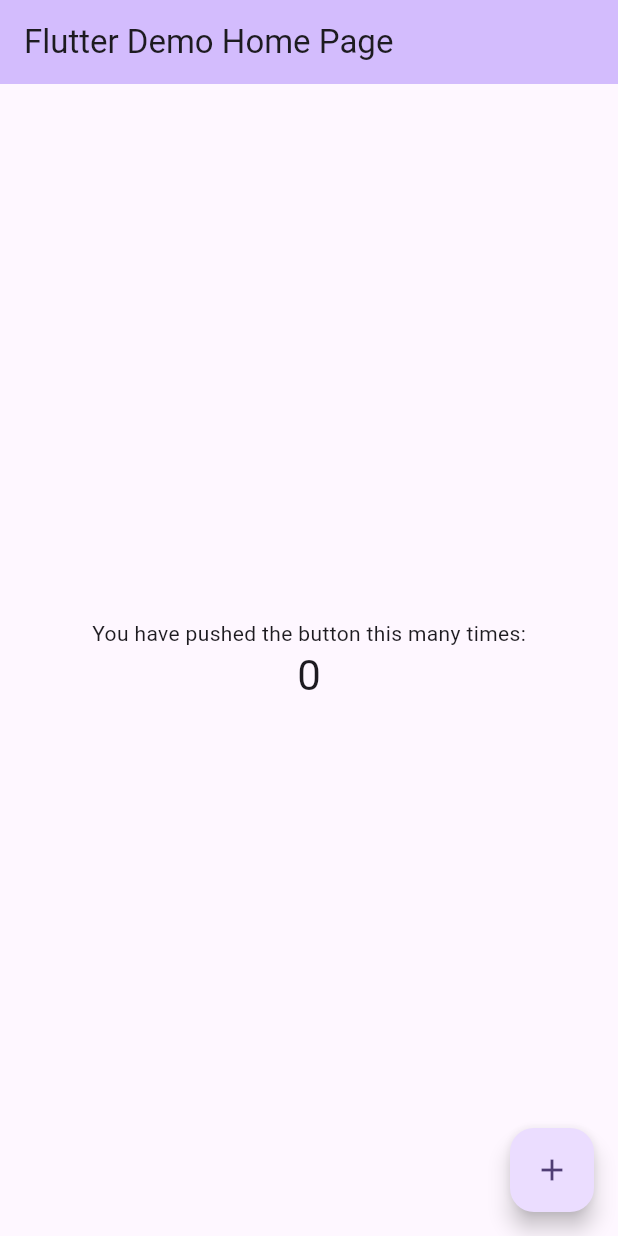
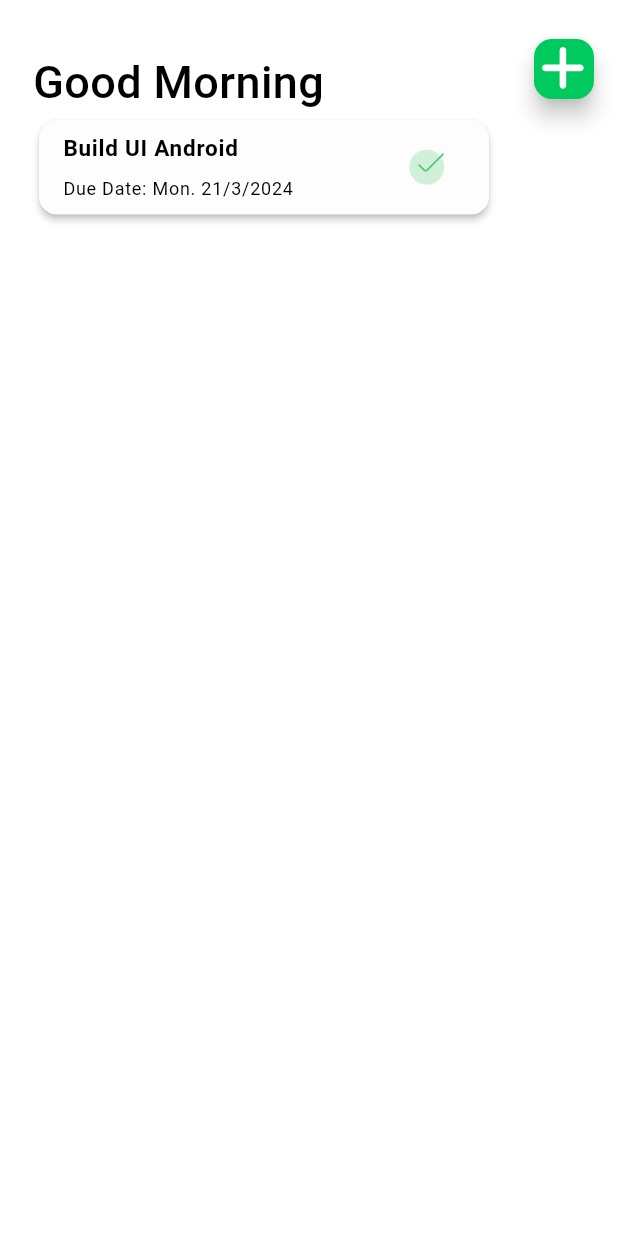
Before and after one commit to Mohamed-Ash/app_assesment, a Flutter app: the screen it shows after launch, on a phone screen of 412 x 824 dp. Run offline on Flutter 3.47's test engine with Material 3 defaults, Android fonts, the phone set to English and light mode, and no system bars; our stand-ins replace flutter_svg, go_router.

Commit message:
---------

```diff
--- /dev/null
+++ b/lib/app.dart
@@ -0,0 +1,17 @@
+import 'package:app_assesment/global.dart';
+import 'package:flutter/material.dart';
+
+class App extends StatelessWidget {
+  const App({super.key});
+
+  @override
+  Widget build(BuildContext context) {
+    return MaterialApp.router(
+      debugShowCheckedModeBanner: false,
+      routerConfig: appRouter,
+      title: 'App Assesment',
+      color: const Color(0xff00CA5D),
+
+    );
+  }
+}
--- /dev/null
+++ b/lib/core/layout/responsive_layout.dart
@@ -0,0 +1,19 @@
+import 'package:app_assesment/core/layout/layout_interface.dart';
+import 'package:flutter/material.dart';
+import 'package:flutter/src/widgets/framework.dart';
+
+abstract class ResponsiveLayout extends LayoutInterface {
+  const ResponsiveLayout({super.key});
+
+
+
+  @override
+  Widget body(BuildContext context) {
+    return Padding(
+      padding: const EdgeInsets.fromLTRB(22, 33, 22, 0),
+      child: buildBody(context),
+    );
+  }
+
+  Widget buildBody(BuildContext context);
+}
--- /dev/null
+++ b/lib/core/widgets/custom_card_widget.dart
@@ -0,0 +1,57 @@
+import 'package:app_assesment/core/widgets/icon_widget.dart';
+import 'package:flutter/material.dart';
+
+Widget customCardTaskWidget(){
+  return Card(
+    elevation: 2,
+    color: const Color(0xffFDFDFD),
+    child: Container(
+      // height: 79,
+      width: 300,
+      // margin: const EdgeInsets.fromLTRB(18, 21, 18, 18),
+      decoration: BoxDecoration(
+        borderRadius: BorderRadius.circular(10),
+      ),
+      child: const ListTile(
+        title: Column(
+          crossAxisAlignment: CrossAxisAlignment.start,
+          mainAxisAlignment: MainAxisAlignment.start,
+          children: [
+            Text(
+              'Build UI Android',
+              style: TextStyle(
+                color: Colors.black,
+                fontSize: 15,
+                fontWeight: FontWeight.w700,
+                fontStyle: FontStyle.normal
+              ),
+            ),
+            SizedBox(height: 6,),
+            Text(
+              'Due Date: Mon. 21/3/2024',
+              style: TextStyle(
+                color: Colors.black,
+                fontSize: 12,
+                fontWeight: FontWeight.w400,
+                fontStyle: FontStyle.normal
+
+              ),
+            ),
+          ],
+        ),
+        minLeadingWidth: 0,
+        trailing: SvgImageWidget(
+          iconName: 'task_done',
+          color: Color(0xff4ECB71),
+          height: 35,
+          width: 35,
+        ),
+      ),
+    ),
+  );
+}
+
+/*
+
+
+ */
--- /dev/null
+++ b/lib/core/widgets/icon_widget.dart
@@ -0,0 +1,28 @@
+import 'package:flutter/material.dart';
+import 'package:flutter_svg/flutter_svg.dart';
+
+class SvgImageWidget extends StatelessWidget {
+  final String iconName;
+  final double? height;
+  final double? width;
+  final Color  color;
+
+  const SvgImageWidget({
+    super.key,
+    required this.iconName,
+    required this.color,
+    this.height,
+    this.width,
+  });
+
+  @override
+  Widget build(BuildContext context) {
+    return SvgPicture.asset(
+      'assets/icons/$iconName.svg',
+      semanticsLabel: 'icon',
+      height: height ?? 16,
+      width: width ?? 16,
+      colorFilter: ColorFilter.mode(color, BlendMode.srcIn),
+    );
+  }
+}
--- /dev/null
+++ b/lib/global.dart
@@ -0,0 +1,5 @@
+import 'package:flutter/material.dart';
+import 'package:go_router/go_router.dart';
+
+late final GlobalKey<NavigatorState> navigatorKey;
+late final GoRouter appRouter;
--- a/lib/main.dart
+++ b/lib/main.dart
@@ -1,125 +1,25 @@
+import 'package:app_assesment/app.dart';
+import 'package:app_assesment/app_router.dart';
+import 'package:app_assesment/global.dart';
+import 'package:app_assesment/screens/home/page/home_page.dart';
 import 'package:flutter/material.dart';
+import 'package:go_router/go_router.dart';
 
 void main() {
-  runApp(const MyApp());
+
+  debugPrint('[Sportera] Initializing Reflections');
+  navigatorKey = GlobalKey<NavigatorState>();
+
+  appRouter = GoRouter(
+    initialLocation: HomePage.pageRoute.path,
+    routes: AppRoute.getRouter,
+    navigatorKey: navigatorKey,
+    debugLogDiagnostics: true,
+  );
+
+
+
+  debugPrint('[Sportera] Starting App');
+  runApp(const App());
+  debugPrint('[Sportera]  App Started');
 }
-
-class MyApp extends StatelessWidget {
-  const MyApp({super.key});
-
-  // This widget is the root of your application.
-  @override
-  Widget build(BuildContext context) {
-    return MaterialApp(
-      title: 'Flutter Demo',
-      theme: ThemeData(
-        // This is the theme of your application.
-        //
-        // TRY THIS: Try running your application with "flutter run". You'll see
-        // the application has a purple toolbar. Then, without quitting the app,
-        // try changing the seedColor in the colorScheme below to Colors.green
-        // and then invoke "hot reload" (save your changes or press the "hot
-        // reload" button in a Flutter-supported IDE, or press "r" if you used
-        // the command line to start the app).
-        //
-        // Notice that the counter didn't reset back to zero; the application
-        // state is not lost during the reload. To reset the state, use hot
-        // restart instead.
-        //
-        // This works for code too, not just values: Most code changes can be
-        // tested with just a hot reload.
-        colorScheme: ColorScheme.fromSeed(seedColor: Colors.deepPurple),
-        useMaterial3: true,
-      ),
-      home: const MyHomePage(title: 'Flutter Demo Home Page'),
-    );
-  }
-}
-
-class MyHomePage extends StatefulWidget {
-  const MyHomePage({super.key, required this.title});
-
-  // This widget is the home page of your application. It is stateful, meaning
-  // that it has a State object (defined below) that contains fields that affect
-  // how it looks.
-
-  // This class is the configuration for the state. It holds the values (in this
-  // case the title) provided by the parent (in this case the App widget) and
-  // used by the build method of the State. Fields in a Widget subclass are
-  // always marked "final".
-
-  final String title;
-
-  @override
-  State<MyHomePage> createState() => _MyHomePageState();
-}
-
-class _MyHomePageState extends State<MyHomePage> {
-  int _counter = 0;
-
-  void _incrementCounter() {
-    setState(() {
-      // This call to setState tells the Flutter framework that something has
-      // changed in this State, which causes it to rerun the build method below
-      // so that the display can reflect the updated values. If we changed
-      // _counter without calling setState(), then the build method would not be
-      // called again, and so nothing would appear to happen.
-      _counter++;
-    });
-  }
-
-  @override
-  Widget build(BuildContext context) {
-    // This method is rerun every time setState is called, for instance as done
-    // by the _incrementCounter method above.
-    //
-    // The Flutter framework has been optimized to make rerunning build methods
-    // fast, so that you can just rebuild anything that needs updating rather
-    // than having to individually change instances of widgets.
-    return Scaffold(
-      appBar: AppBar(
-        // TRY THIS: Try changing the color here to a specific color (to
-        // Colors.amber, perhaps?) and trigger a hot reload to see the AppBar
-        // change color while the other colors stay the same.
-        backgroundColor: Theme.of(context).colorScheme.inversePrimary,
-        // Here we take the value from the MyHomePage object that was created by
-        // the App.build method, and use it to set our appbar title.
-        title: Text(widget.title),
-      ),
-      body: Center(
-        // Center is a layout widget. It takes a single child and positions it
-        // in the middle of the parent.
-        child: Column(
-          // Column is also a layout widget. It takes a list of children and
-          // arranges them vertically. By default, it sizes itself to fit its
-          // children horizontally, and tries to be as tall as its parent.
-          //
-          // Column has various properties to control how it sizes itself and
-          // how it positions its children. Here we use mainAxisAlignment to
-          // center the children vertically; the main axis here is the vertical
-          // axis because Columns are vertical (the cross axis would be
-          // horizontal).
-          //
-          // TRY THIS: Invoke "debug painting" (choose the "Toggle Debug Paint"
-          // action in the IDE, or press "p" in the console), to see the
-          // wireframe for each widget.
-          mainAxisAlignment: MainAxisAlignment.center,
-          children: <Widget>[
-            const Text(
-              'You have pushed the button this many times:',
-            ),
-            Text(
-              '$_counter',
-              style: Theme.of(context).textTheme.headlineMedium,
-            ),
-          ],
-        ),
-      ),
-      floatingActionButton: FloatingActionButton(
-        onPressed: _incrementCounter,
-        tooltip: 'Increment',
-        child: const Icon(Icons.add),
-      ), // This trailing comma makes auto-formatting nicer for build methods.
-    );
-  }
-}
--- /dev/null
+++ b/lib/screens/home/page/home_page.dart
@@ -0,0 +1,157 @@
+import 'package:app_assesment/core/layout/responsive_layout.dart';
+import 'package:app_assesment/core/widgets/icon_widget.dart';
+import 'package:app_assesment/screens/home/widget/home_widget.dart';
+import 'package:flutter/material.dart';
+import 'package:go_router/go_router.dart';
+import 'package:intl/intl.dart';
+
+class HomePage extends ResponsiveLayout {
+  static String get pageName => 'home_page';
+  static GoRoute get pageRoute => GoRoute(
+    name: pageName,
+    path: '/home_page',
+    builder: (_,__) =>   HomePage(),
+  );
+  final _taskController = TextEditingController();
+  DateTime? _selectedDate;
+    HomePage({super.key});
+
+  @override
+  Widget buildBody(BuildContext context) {
+    return const HomeWidget();
+  }
+
+  @override
+  Widget floatingActionButton(BuildContext context) {
+    return  Padding(
+      padding: const EdgeInsets.only(top: 22),
+      child: FloatingActionButton(
+        onPressed: ()=> _showTaskPopup(context),
+        mini: true,
+        clipBehavior: Clip.antiAlias,
+        backgroundColor: const Color(0xff00CA5D),
+        child: const SvgImageWidget(
+          width: 35,
+          height: 35,
+          iconName: 'fluent_add',
+          color: Colors.white,
+        ),
+      ),
+    );
+  }
+
+
+  void _selectDate(BuildContext context) async {
+    final DateTime? picked = await showDatePicker(
+      context: context,
+      initialDate: DateTime.now(),
+      firstDate: DateTime(2000),
+      lastDate: DateTime(2101),
+      // barrierColor: const Color(0xff00CA5D),
+
+
+    );
+    /* if (picked != null && picked != _selectedDate)
+      setState(() {
+        _selectedDate = picked;
+      }); */
+  }
+
+  void _showTaskPopup(context) {
+    showDialog(
+      context: context,
+      builder: (BuildContext context) {
+        return Dialog(
+          shape: RoundedRectangleBorder(
+            borderRadius: BorderRadius.circular(15),
+          ),
+          child: Container(
+            padding: const EdgeInsets.all(20),
+            height: 250,
+            width: 350,
+            child: Column(
+              crossAxisAlignment: CrossAxisAlignment.start,
+              children: [
+                // Close button
+                Align(
+                  alignment: Alignment.topRight,
+                  child: GestureDetector(
+                    onTap: () {
+                      Navigator.of(context).pop();
+                    },
+                    child: const Icon(Icons.close, color: Colors.red),
+                  ),
+                ),
+                const Text(
+                  'Create New Task',
+                  style: const TextStyle(fontSize: 18, fontWeight: FontWeight.bold),
+                ),
+                const SizedBox(height: 10),
+                // Task Title Input
+                TextField(
+                  controller: _taskController,
+                  decoration: InputDecoration(
+                    labelText: 'Task title',
+                    fillColor: Colors.grey[200],
+                    filled: true,
+                    border: OutlineInputBorder(
+                      borderRadius: BorderRadius.circular(10),
+                      borderSide: BorderSide.none,
+                    ),
+                  ),
+                ),
+                const SizedBox(height: 10),
+                // Due Date Input
+                GestureDetector(
+                  onTap: () => _selectDate(context),
+                  child: AbsorbPointer(
+                    child: TextField(
+                      decoration: InputDecoration(
+                        labelText: _selectedDate == null
+                            ? 'Due Date'
+                            : DateFormat('yyyy-MM-dd').format(_selectedDate!),
+                        fillColor: Colors.grey[200],
+                        filled: true,
+                        border: OutlineInputBorder(
+                          borderRadius: BorderRadius.circular(10),
+                          borderSide: BorderSide.none,
+                        ),
+                      ),
+                    ),
+                  ),
+                ),
+                const Spacer(),
+                // Save Task Button
+                SizedBox(
+                  width: double.infinity,
+                  child: ElevatedButton(
+                    onPressed: () {
+                      if (_taskController.text.isNotEmpty && _selectedDate != null) {
+                        // Handle task saving logic here
+                        print('Task: ${_taskController.text}, Date: $_selectedDate');
+                        Navigator.of(context).pop(); // Close the dialog
+                      }
+                    },
+                    style: ElevatedButton.styleFrom(
+                      backgroundColor: Colors.green,
+                      shape: RoundedRectangleBorder(
+                        borderRadius: BorderRadius.circular(10),
+                      ),
+                      padding: const EdgeInsets.symmetric(vertical: 15),
+                    ),
+                    child: const Text(
+                      'Save Task',
+                      style: TextStyle(
+                        fontSize: 16,
+                      color: Colors.white),
+                    ),
+                  ),
+                ),
+              ],
+            ),
+          ),
+        );
+      },
+    );
+  }
+}
--- /dev/null
+++ b/lib/screens/home/widget/home_widget.dart
@@ -0,0 +1,25 @@
+import 'package:app_assesment/core/widgets/custom_card_widget.dart';
+import 'package:flutter/material.dart';
+
+class HomeWidget extends StatelessWidget {
+  const HomeWidget({super.key});
+
+  @override
+  Widget build(BuildContext context) {
+    return Column(
+      crossAxisAlignment: CrossAxisAlignment.start,
+      mainAxisAlignment: MainAxisAlignment.start,
+      children: [
+        const Text(
+          'Good Morning',
+          style: TextStyle(
+            color: Colors.black,
+            fontSize: 30,
+            fontWeight: FontWeight.w500,
+          ),
+        ),
+        customCardTaskWidget()
+      ],
+    );
+  }
+}
```
Also changed, not shown: lib/app_router.dart (added, +11 -0 lines), lib/core/layout/layout_interface.dart (added, +21 -0 lines), pubspec.yaml (+6 -4 lines), assets/icons/fluent_add.svg (added), assets/icons/task_done.svg (added), pubspec.lock, 1 other file.
